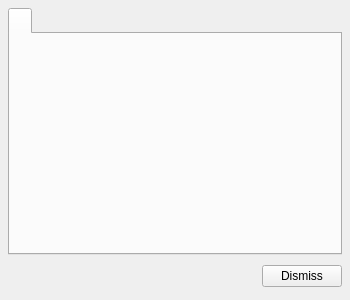
First picture: the form in code/display/implement/QtViewer/QtDataOptionsPanel.ui, repository radio-astro/casa, before the edit.
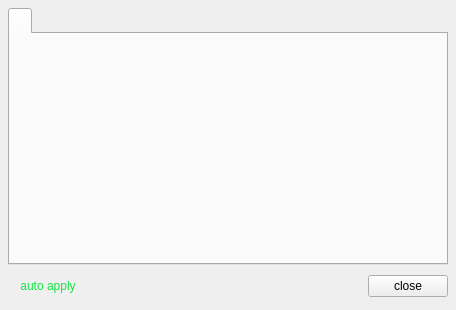
Second picture: the form after the edit.

Diff of the .ui file:
```diff
--- a/code/display/implement/QtViewer/QtDataOptionsPanel.ui
+++ b/code/display/implement/QtViewer/QtDataOptionsPanel.ui
@@ -1,52 +1,54 @@
 <ui version="4.0" >
  <class>QtDataOptionsPanel</class>
- <widget class="QWidget" name="QtDataOptionsPanel" >
-  <property name="geometry" >
+ <widget class="QWidget" name="QtDataOptionsPanel">
+  <property name="geometry">
    <rect>
     <x>0</x>
     <y>0</y>
-    <width>350</width>
-    <height>300</height>
+    <width>456</width>
+    <height>310</height>
    </rect>
   </property>
   <property name="windowTitle" >
    <string>Data Display Options</string>
   </property>
-  <layout class="QVBoxLayout" >
-   <property name="spacing" >
-    <number>6</number>
-   </property>
-   <property name="margin" >
+  <layout class="QVBoxLayout">
+   <property name="margin">
     <number>8</number>
    </property>
    <item>
-    <widget class="QTabWidget" name="tabs_" >
-     <property name="currentIndex" >
+    <widget class="QTabWidget" name="tabs_">
+     <property name="minimumSize">
+      <size>
+       <width>440</width>
+       <height>0</height>
+      </size>
+     </property>
+     <property name="currentIndex">
       <number>0</number>
      </property>
-     <widget class="QWidget" name="xxx" >
-      <property name="geometry" >
-       <rect>
-        <x>0</x>
-        <y>0</y>
-        <width>330</width>
-        <height>220</height>
-       </rect>
-      </property>
-      <attribute name="title" >
+     <widget class="QWidget" name="xxx">
+      <attribute name="title">
        <string/>
       </attribute>
      </widget>
     </widget>
    </item>
    <item>
-    <layout class="QHBoxLayout" >
-     <property name="spacing" >
-      <number>6</number>
-     </property>
-     <property name="margin" >
-      <number>0</number>
-     </property>
+    <layout class="QHBoxLayout">
+     <item>
+      <widget class="QPushButton" name="auto_apply">
+       <property name="styleSheet">
+        <string notr="true">color: rgb(20, 227, 67)</string>
+       </property>
+       <property name="text">
+        <string>auto apply</string>
+       </property>
+       <property name="flat">
+        <bool>true</bool>
+       </property>
+      </widget>
+     </item>
      <item>
       <spacer>
        <property name="orientation" >
@@ -61,9 +63,9 @@
       </spacer>
      </item>
      <item>
-      <widget class="QPushButton" name="okButton" >
-       <property name="text" >
-        <string>Dismiss</string>
+      <widget class="QPushButton" name="okButton">
+       <property name="text">
+        <string>close</string>
        </property>
       </widget>
      </item>
```
Left out of the diff: 13 changed lines with no effect on the pictures.
